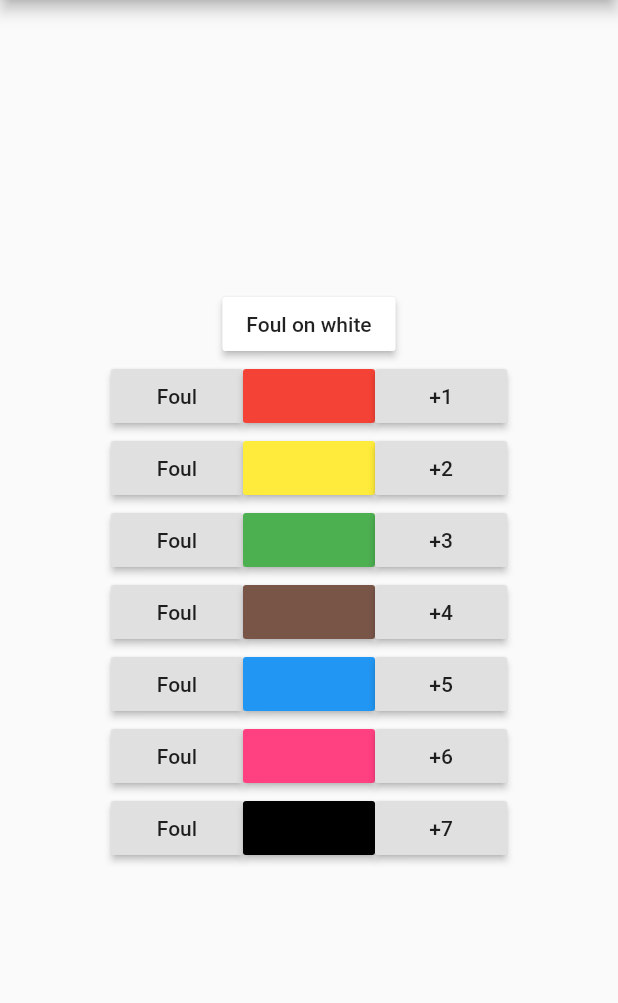
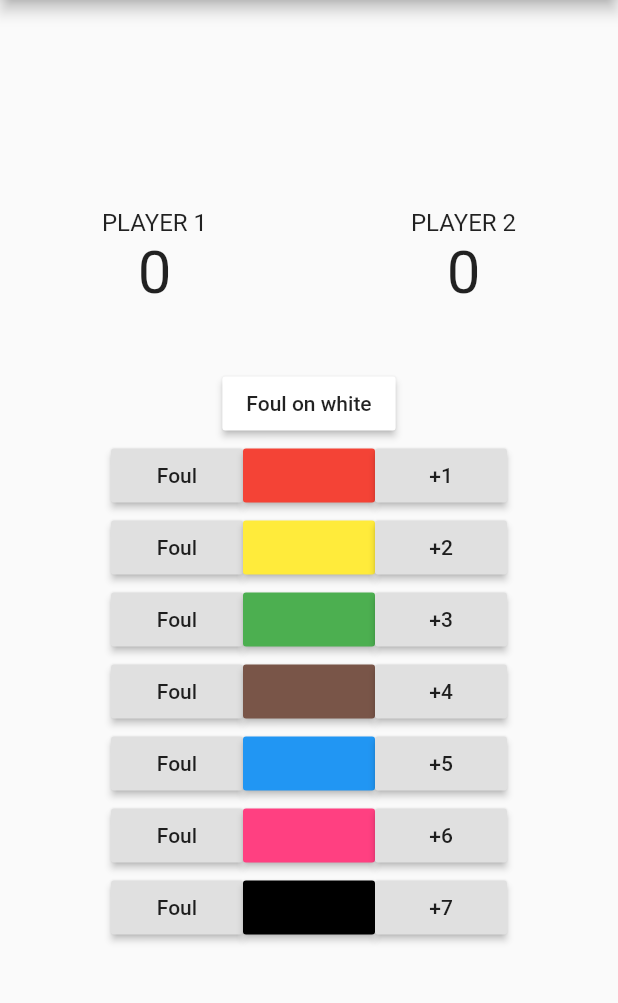
Before and after one commit to two-brothers/snooker-app, a Flutter app: the Score screen opened directly, on a phone screen of 412 x 824 dp, the part 84-1087 px from its top. Run offline on Flutter 3.47's test engine with Material 2 defaults, Android fonts, the phone set to English and light mode, and no system bars.

Commit message:
added player scorecard

```diff
--- a/lib/score.dart
+++ b/lib/score.dart
@@ -11,10 +11,31 @@ class Score extends StatelessWidget {
         child: Column(
           mainAxisAlignment: MainAxisAlignment.center,
           children: <Widget>[
+            Container(
+              margin: EdgeInsets.only(bottom: 40),
+              child: Row(
+                mainAxisAlignment: MainAxisAlignment.spaceAround,
+                children: <Widget>[
+                  Column(
+                    children: <Widget>[
+                      Text("PLAYER 1", style: TextStyle(fontSize: 16),),
+                      Text("0", style: TextStyle(fontSize: 40),)
+                    ],
+                  ),
+                  Column(
+                    children: <Widget>[
+                      Text("PLAYER 2", style: TextStyle(fontSize: 16),),
+                      Text("0", style: TextStyle(fontSize: 40),)
+                    ],
+                  ),
+                ],
+              ),
+            ),
             Row(
               mainAxisAlignment: MainAxisAlignment.center,
               children: <Widget>[
                 RaisedButton(
+
                   onPressed: () {
                     /*...*/
                   },
```
